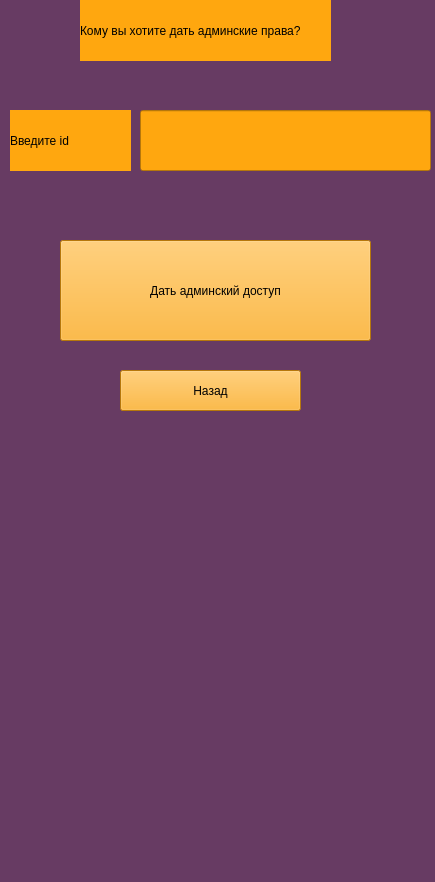
Above: data/give_admin.ui from geoiva05/clever_placing before the change. Below: the same form after it.
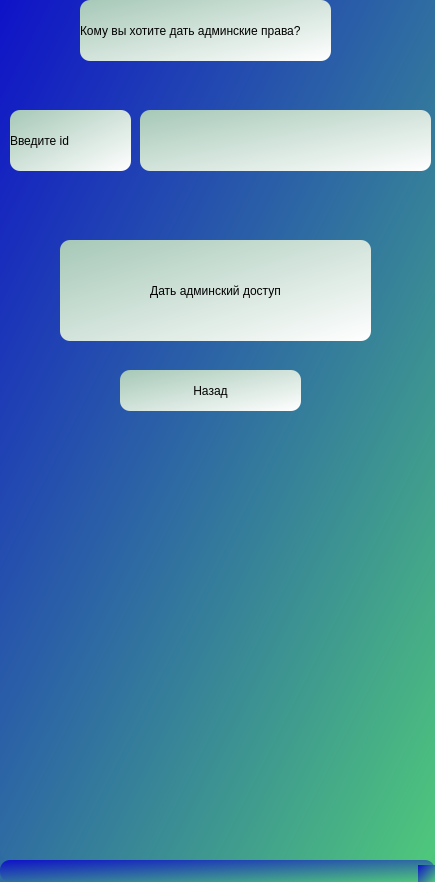
That is the form after the change.

Diff of the .ui file:
```diff
--- a/data/give_admin.ui
+++ b/data/give_admin.ui
@@ -14,7 +14,8 @@
    <string>MainWindow</string>
   </property>
   <property name="styleSheet">
-   <string notr="true">background-color: rgb(103, 59, 99);</string>
+   <string notr="true">background-color: qlineargradient(spread:pad, x1:0, y1:0, x2:1, y2:1, stop:0 rgba(15, 18, 200, 255), stop:1 rgba(79, 200, 123, 255));
+border-radius: 10px;</string>
   </property>
   <widget class="QWidget" name="centralwidget">
    <widget class="QLabel" name="label_4">
@@ -33,7 +34,7 @@
      <string>&lt;html&gt;&lt;head/&gt;&lt;body&gt;&lt;p align=&quot;center&quot;&gt;Редактирование ученика&lt;/p&gt;&lt;/body&gt;&lt;/html&gt;</string>
     </property>
     <property name="styleSheet">
-     <string notr="true">background-color: rgb(255, 167, 15);</string>
+     <string notr="true">background-color: qlineargradient(spread:pad, x1:0, y1:0, x2:1, y2:1, stop:0 rgba(166, 200, 183, 255), stop:1 rgba(255, 255, 255, 255));</string>
     </property>
     <property name="text">
      <string>Кому вы хотите дать админские права?</string>
@@ -49,7 +50,7 @@
      </rect>
     </property>
     <property name="styleSheet">
-     <string notr="true">background-color: rgb(255, 167, 15);</string>
+     <string notr="true">background-color: qlineargradient(spread:pad, x1:0, y1:0, x2:1, y2:1, stop:0 rgba(166, 200, 183, 255), stop:1 rgba(255, 255, 255, 255));</string>
     </property>
     <property name="text">
      <string>Введите id</string>
@@ -65,7 +66,7 @@
      </rect>
     </property>
     <property name="styleSheet">
-     <string notr="true">background-color: rgb(255, 167, 15);</string>
+     <string notr="true">background-color: qlineargradient(spread:pad, x1:0, y1:0, x2:1, y2:1, stop:0 rgba(166, 200, 183, 255), stop:1 rgba(255, 255, 255, 255));</string>
     </property>
    </widget>
    <widget class="QPushButton" name="finish">
@@ -78,7 +79,7 @@
      </rect>
     </property>
     <property name="styleSheet">
-     <string notr="true">background-color: rgb(255, 167, 15);</string>
+     <string notr="true">background-color: qlineargradient(spread:pad, x1:0, y1:0, x2:1, y2:1, stop:0 rgba(166, 200, 183, 255), stop:1 rgba(255, 255, 255, 255));</string>
     </property>
     <property name="text">
      <string>Дать админский доступ</string>
@@ -94,7 +95,7 @@
      </rect>
     </property>
     <property name="styleSheet">
-     <string notr="true">background-color: rgb(255, 167, 15);</string>
+     <string notr="true">background-color: qlineargradient(spread:pad, x1:0, y1:0, x2:1, y2:1, stop:0 rgba(166, 200, 183, 255), stop:1 rgba(255, 255, 255, 255));</string>
     </property>
     <property name="text">
      <string>Назад</string>
```
Left out of the diff: 2 changed lines with no effect on the pictures.
